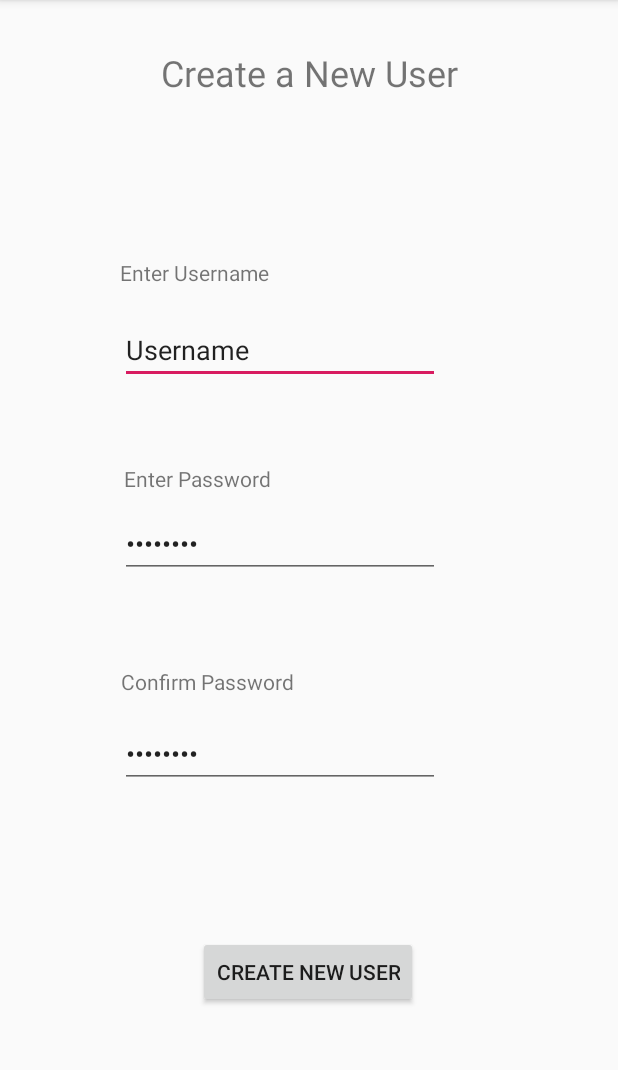
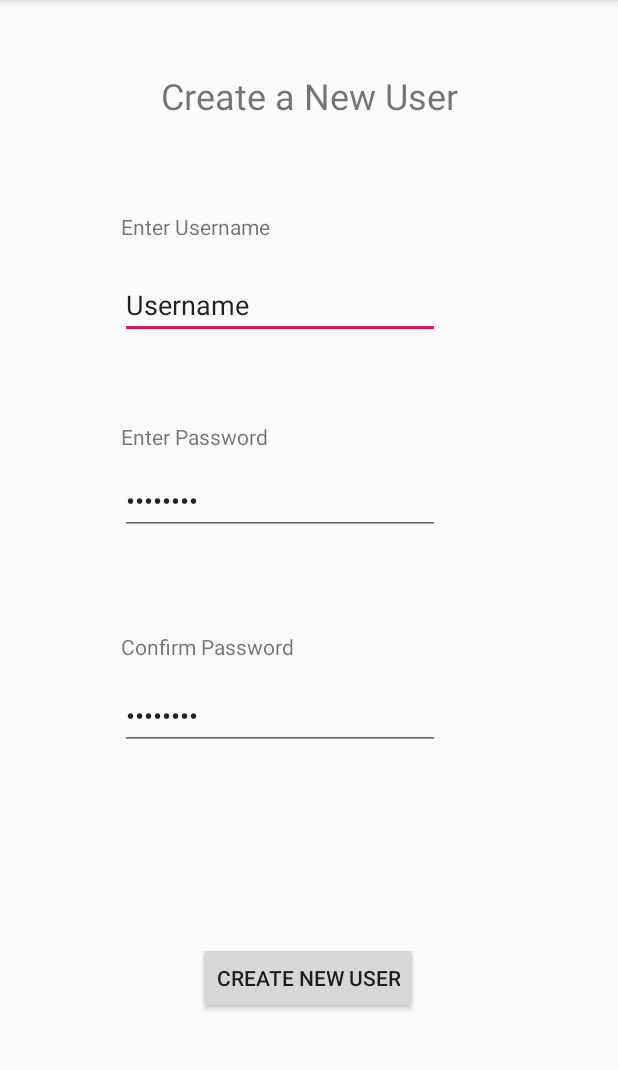
Before and after one commit to JamesBaak/ASLR, an Android app: the CreateNewUserActivity screen opened directly, with no data from a screen before it, on a phone screen of 412 x 824 dp, the part 84-1154 px from its top. Run offline under Robolectric (Android 15) with nearby library versions, the phone set to English and light mode, and no system bars; libraries missing offline, so code that uses them is left out: org.json.simple.

Commit message:
[Maaike Gooderham] fix: Fixed Android app GUI layout and turned off app rotatation

```diff
--- a/Android/ASLRApp/app/src/main/java/com/example/aslrapp/CreateNewUserActivity.java
+++ b/Android/ASLRApp/app/src/main/java/com/example/aslrapp/CreateNewUserActivity.java
@@ -1,6 +1,7 @@
 package com.example.aslrapp;
 
 import android.content.Intent;
+import android.content.pm.ActivityInfo;
 import android.os.Bundle;
 import android.os.StrictMode;
 import android.util.Base64;
@@ -59,6 +60,7 @@ public class CreateNewUserActivity extends AppCompatActivity{
     protected void onCreate(Bundle savedInstanceState) {
         super.onCreate(savedInstanceState);
         setContentView(R.layout.activity_create_new_user);
+        this.setRequestedOrientation(ActivityInfo.SCREEN_ORIENTATION_PORTRAIT);
 
         StrictMode.ThreadPolicy policy = new StrictMode.ThreadPolicy.Builder().permitAll().build();
         StrictMode.setThreadPolicy(policy);
@@ -155,10 +157,6 @@ public class CreateNewUserActivity extends AppCompatActivity{
         RANDOM.nextBytes(salt);
 
         String encryptedPassword = _hashPassword(password, salt);
-
-        for (int i = 0; i < salt.length; i++){
-            Log.d(TAG, "salt:" + salt[i]);
-        }
 
         String saltStr = new String(Base64.encode(salt, Base64.DEFAULT));
 
--- a/Android/ASLRApp/app/src/main/java/com/example/aslrapp/DeveloperActivity.java
+++ b/Android/ASLRApp/app/src/main/java/com/example/aslrapp/DeveloperActivity.java
@@ -1,6 +1,7 @@
 package com.example.aslrapp;
 
 import android.content.Intent;
+import android.content.pm.ActivityInfo;
 import android.os.Bundle;
 import android.util.Log;
 import android.view.View;
@@ -19,6 +20,7 @@ public class DeveloperActivity  extends AppCompatActivity {
     protected void onCreate(Bundle savedInstanceState) {
         super.onCreate(savedInstanceState);
         setContentView(R.layout.activity_developer);
+        this.setRequestedOrientation(ActivityInfo.SCREEN_ORIENTATION_PORTRAIT);
 
         mCreateNewUserButton = (Button) findViewById(R.id.create_new_user_button);
         mSampleButton = (Button) findViewById(R.id.sign_letter_button);
--- a/Android/ASLRApp/app/src/main/java/com/example/aslrapp/LoginActivity.java
+++ b/Android/ASLRApp/app/src/main/java/com/example/aslrapp/LoginActivity.java
@@ -1,6 +1,7 @@
 package com.example.aslrapp;
 
 import android.content.Intent;
+import android.content.pm.ActivityInfo;
 import android.os.AsyncTask;
 import android.os.Bundle;
 import android.os.StrictMode;
@@ -72,6 +73,7 @@ public class LoginActivity extends AppCompatActivity {
     protected void onCreate(Bundle savedInstanceState) {
         super.onCreate(savedInstanceState);
         setContentView(R.layout.activity_login);
+        this.setRequestedOrientation(ActivityInfo.SCREEN_ORIENTATION_PORTRAIT);
 
         StrictMode.ThreadPolicy policy = new StrictMode.ThreadPolicy.Builder().permitAll().build();
         StrictMode.setThreadPolicy(policy);
--- a/Android/ASLRApp/app/src/main/java/com/example/aslrapp/SampleActivity.java
+++ b/Android/ASLRApp/app/src/main/java/com/example/aslrapp/SampleActivity.java
@@ -1,5 +1,6 @@
 package com.example.aslrapp;
 
+import android.content.pm.ActivityInfo;
 import android.os.Bundle;
 import android.os.StrictMode;
 import android.util.Log;
@@ -68,6 +69,7 @@ public class SampleActivity extends AppCompatActivity{
 
         super.onCreate(savedInstanceState);
         setContentView(R.layout.activity_sample);
+        this.setRequestedOrientation(ActivityInfo.SCREEN_ORIENTATION_PORTRAIT);
 
         StrictMode.ThreadPolicy policy = new StrictMode.ThreadPolicy.Builder().permitAll().build();
         StrictMode.setThreadPolicy(policy);
--- a/Android/ASLRApp/app/src/main/res/layout/activity_create_new_user.xml
+++ b/Android/ASLRApp/app/src/main/res/layout/activity_create_new_user.xml
@@ -13,7 +13,6 @@
             android:id="@+id/usernameEdit"
             android:layout_width="wrap_content"
             android:layout_height="wrap_content"
-            android:layout_marginBottom="512dp"
             android:ems="10"
             android:inputType="textPersonName"
             android:text="@string/username"
@@ -22,65 +21,60 @@
             app:layout_constraintHorizontal_bias="0.404"
             app:layout_constraintStart_toStartOf="parent"
             app:layout_constraintTop_toTopOf="parent"
-            app:layout_constraintVertical_bias="1.0" />
+            app:layout_constraintVertical_bias="0.25" />
 
         <TextView
             android:id="@+id/createUserTitle"
             android:layout_width="wrap_content"
             android:layout_height="wrap_content"
-            android:layout_marginTop="32dp"
             android:text="@string/create_a_new_user"
             android:textSize="24sp"
+            app:layout_constraintBottom_toBottomOf="parent"
             app:layout_constraintEnd_toEndOf="parent"
             app:layout_constraintStart_toStartOf="parent"
-            app:layout_constraintTop_toTopOf="parent" />
+            app:layout_constraintTop_toTopOf="parent"
+            app:layout_constraintVertical_bias="0.064" />
 
         <TextView
             android:id="@+id/enterUsername"
             android:layout_width="wrap_content"
             android:layout_height="wrap_content"
-            android:layout_marginStart="80dp"
-            android:layout_marginLeft="80dp"
-            android:layout_marginBottom="18dp"
             android:text="@string/enter_username"
-            app:layout_constraintBottom_toTopOf="@+id/usernameEdit"
+            app:layout_constraintBottom_toBottomOf="parent"
             app:layout_constraintEnd_toEndOf="parent"
-            app:layout_constraintHorizontal_bias="0.0"
+            app:layout_constraintHorizontal_bias="0.258"
             app:layout_constraintStart_toStartOf="parent"
             app:layout_constraintTop_toTopOf="parent"
-            app:layout_constraintVertical_bias="0.992" />
+            app:layout_constraintVertical_bias="0.189" />
 
         <TextView
             android:id="@+id/enterPassword"
             android:layout_width="wrap_content"
             android:layout_height="wrap_content"
-            android:layout_marginBottom="11dp"
             android:text="@string/enter_password"
-            app:layout_constraintBottom_toTopOf="@+id/passwordEdit"
+            app:layout_constraintBottom_toBottomOf="parent"
             app:layout_constraintEnd_toEndOf="parent"
-            app:layout_constraintHorizontal_bias="0.263"
+            app:layout_constraintHorizontal_bias="0.257"
             app:layout_constraintStart_toStartOf="parent"
             app:layout_constraintTop_toTopOf="parent"
-            app:layout_constraintVertical_bias="1.0" />
+            app:layout_constraintVertical_bias="0.376" />
 
         <TextView
             android:id="@+id/confirmPassword"
             android:layout_width="wrap_content"
             android:layout_height="wrap_content"
-            android:layout_marginBottom="9dp"
             android:text="@string/confirm_password"
-            app:layout_constraintBottom_toTopOf="@+id/confirmPasswordEdit"
+            app:layout_constraintBottom_toBottomOf="parent"
             app:layout_constraintEnd_toEndOf="parent"
             app:layout_constraintHorizontal_bias="0.273"
             app:layout_constraintStart_toStartOf="parent"
             app:layout_constraintTop_toTopOf="parent"
-            app:layout_constraintVertical_bias="0.985" />
+            app:layout_constraintVertical_bias="0.563" />
 
         <EditText
             android:id="@+id/passwordEdit"
             android:layout_width="wrap_content"
             android:layout_height="wrap_content"
-            android:layout_marginBottom="380dp"
             android:ems="10"
             android:inputType="textPassword"
             android:text="@string/password"
@@ -89,13 +83,12 @@
             app:layout_constraintHorizontal_bias="0.404"
             app:layout_constraintStart_toStartOf="parent"
             app:layout_constraintTop_toTopOf="parent"
-            app:layout_constraintVertical_bias="0.993" />
+            app:layout_constraintVertical_bias="0.431" />
 
         <EditText
             android:id="@+id/confirmPasswordEdit"
             android:layout_width="wrap_content"
             android:layout_height="wrap_content"
-            android:layout_marginBottom="236dp"
             android:ems="10"
             android:inputType="textPassword"
             android:text="@string/password"
@@ -104,33 +97,32 @@
             app:layout_constraintHorizontal_bias="0.404"
             app:layout_constraintStart_toStartOf="parent"
             app:layout_constraintTop_toTopOf="parent"
-            app:layout_constraintVertical_bias="0.986" />
+            app:layout_constraintVertical_bias="0.629" />
 
         <Button
             android:id="@+id/create_new_user_button"
             android:layout_width="wrap_content"
             android:layout_height="wrap_content"
-            android:layout_marginBottom="96dp"
             android:text="@string/create_new_user"
             app:layout_constraintBottom_toBottomOf="parent"
             app:layout_constraintEnd_toEndOf="parent"
             app:layout_constraintHorizontal_bias="0.498"
             app:layout_constraintStart_toStartOf="parent"
             app:layout_constraintTop_toTopOf="parent"
-            app:layout_constraintVertical_bias="1.0" />
+            app:layout_constraintVertical_bias="0.872" />
 
         <CheckBox
             android:id="@+id/developerBox"
             android:layout_width="wrap_content"
             android:layout_height="wrap_content"
-            android:layout_marginBottom="160dp"
             android:text="@string/developer"
             android:visibility="invisible"
             app:layout_constraintBottom_toBottomOf="parent"
             app:layout_constraintEnd_toEndOf="parent"
+            app:layout_constraintHorizontal_bias="0.498"
             app:layout_constraintStart_toStartOf="parent"
             app:layout_constraintTop_toTopOf="parent"
-            app:layout_constraintVertical_bias="0.992" />
+            app:layout_constraintVertical_bias="0.745" />
 
         <TextView
             android:id="@+id/resultView"
```
Also changed, not shown: Android/ASLRApp/app/src/main/AndroidManifest.xml (+12 -4 lines), Android/ASLRApp/app/src/main/res/layout/activity_developer.xml (+18 -16 lines), Android/ASLRApp/app/src/main/res/layout/activity_login.xml (+28 -29 lines), Android/ASLRApp/app/src/main/res/layout/activity_sample.xml (+5 -3 lines).
